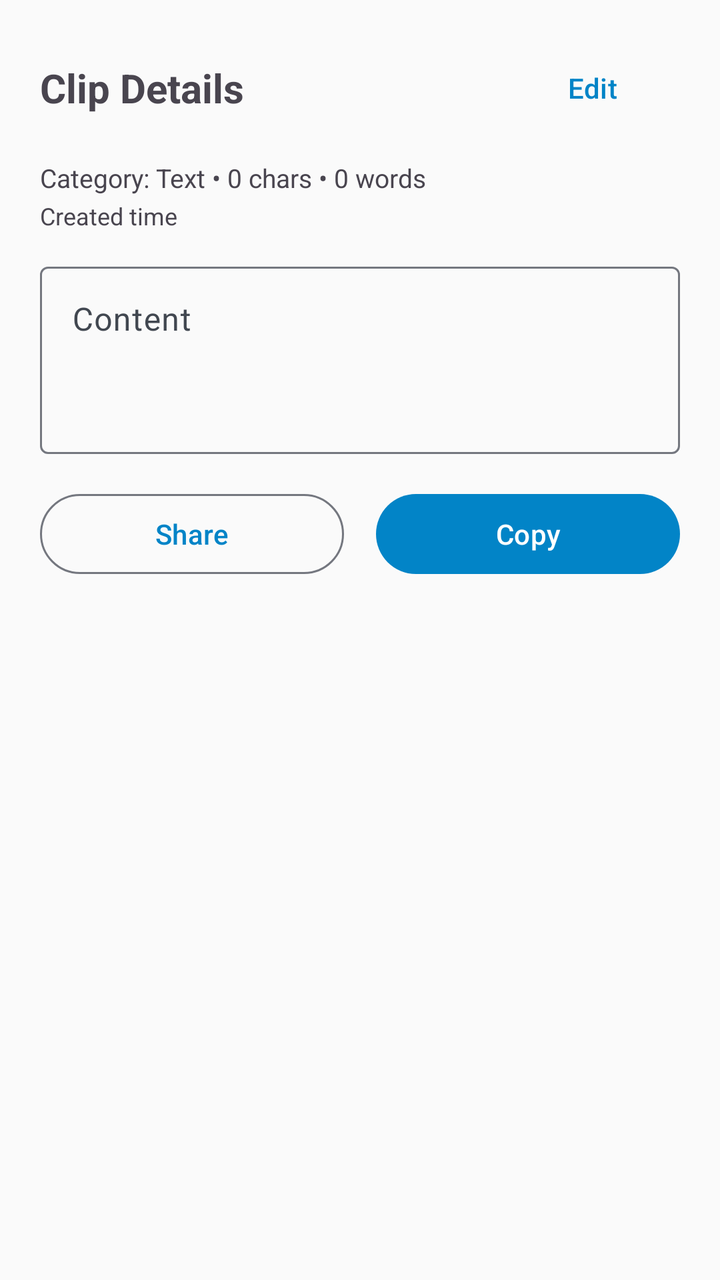
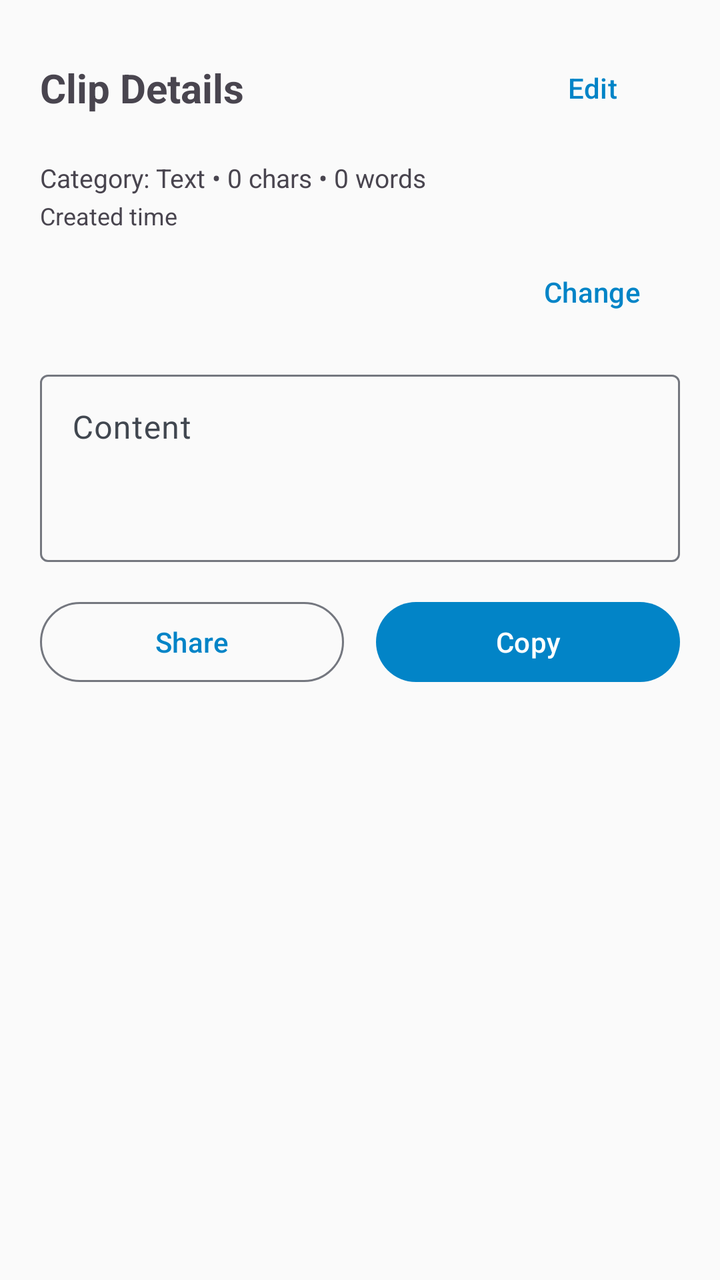

Compare the two renders of this Android layout. The source of the first and the diff that turns it into the second are given below.
<!-- AndroidManifest.xml: application theme Theme.ClipInBox -->
<!-- res/layout/bottom_sheet_clip_actions.xml -->
<?xml version="1.0" encoding="utf-8"?>
<LinearLayout xmlns:android="http://schemas.android.com/apk/res/android"
    xmlns:app="http://schemas.android.com/apk/res-auto"
    android:layout_width="match_parent"
    android:layout_height="wrap_content"
    android:orientation="vertical"
    android:padding="20dp">

    
    <RelativeLayout
        android:layout_width="match_parent"
        android:layout_height="wrap_content"
        android:layout_marginBottom="12dp">

        <TextView
            android:id="@+id/tvSheetTitle"
            android:layout_width="wrap_content"
            android:layout_height="wrap_content"
            android:layout_alignParentStart="true"
            android:layout_centerVertical="true"
            android:text="Clip Details"
            android:textSize="20sp"
            android:textStyle="bold" />

        <Button
            android:id="@+id/btnToggleEdit"
            style="@style/Widget.Material3.Button.TextButton"
            android:layout_width="wrap_content"
            android:layout_height="wrap_content"
            android:layout_alignParentEnd="true"
            android:layout_centerVertical="true"
            android:text="Edit" />
    </RelativeLayout>

    
    <LinearLayout
        android:id="@+id/layoutMetadata"
        android:layout_width="match_parent"
        android:layout_height="wrap_content"
        android:orientation="vertical"
        android:layout_marginBottom="12dp">

        <TextView
            android:id="@+id/tvSheetCategoryCounts"
            android:layout_width="wrap_content"
            android:layout_height="wrap_content"
            android:text="Category: Text • 0 chars • 0 words"
            android:textSize="13sp"
            android:textColor="?android:attr/textColorSecondary" />

        <TextView
            android:id="@+id/tvSheetTimestamp"
            android:layout_width="wrap_content"
            android:layout_height="wrap_content"
            android:layout_marginTop="2dp"
            android:text="Created time"
            android:textSize="12sp"
            android:textColor="?android:attr/textColorSecondary" />
    </LinearLayout>

    
    <com.google.android.material.textfield.TextInputLayout
        style="@style/Widget.Material3.TextInputLayout.OutlinedBox"
        android:layout_width="match_parent"
        android:layout_height="wrap_content"
        android:layout_marginBottom="16dp">

        <com.google.android.material.textfield.TextInputEditText
            android:id="@+id/etClipContent"
            android:layout_width="match_parent"
            android:layout_height="wrap_content"
            android:minLines="3"
            android:maxLines="10"
            android:gravity="top|start"
            android:hint="Content" />
    </com.google.android.material.textfield.TextInputLayout>

    
    <LinearLayout
        android:layout_width="match_parent"
        android:layout_height="wrap_content"
        android:orientation="horizontal">

        <Button
            android:id="@+id/btnSecondaryAction"
            style="@style/Widget.Material3.Button.OutlinedButton"
            android:layout_width="0dp"
            android:layout_height="wrap_content"
            android:layout_weight="1"
            android:layout_marginEnd="8dp"
            android:text="Share" />

        <Button
            android:id="@+id/btnPrimaryAction"
            style="@style/Widget.Material3.Button"
            android:layout_width="0dp"
            android:layout_height="wrap_content"
            android:layout_weight="1"
            android:layout_marginStart="8dp"
            android:text="Copy" />
    </LinearLayout>

</LinearLayout>
<!-- resources referenced by this layout -->
<resources>
  <style name="Theme.ClipInBox" parent="Theme.Material3.DayNight.NoActionBar">
          <item name="colorPrimary">@color/cta_button</item>
          <item name="colorOnPrimary">@color/color_white</item>
          <item name="colorPrimaryContainer">@color/gray_surface_container</item>
          <item name="colorOnPrimaryContainer">@color/gray_on_surface</item>
          <item name="android:windowBackground">@color/gray_surface</item>
          <item name="colorSurface">@color/gray_surface</item>
          <item name="colorOnSurface">@color/gray_on_surface</item>
          <item name="colorOnSurfaceVariant">@color/gray_on_surface_variant</item>
          <item name="colorOutline">@color/gray_outline</item>
          <item name="colorOutlineVariant">@color/gray_outline_variant</item>
      </style>
  <color name="cta_button">#FF0284C7</color>
  <color name="color_white">#FFFFFFFF</color>
  <color name="gray_surface_container">#FFF0F0F4</color>
  <color name="gray_on_surface">#FF1A1C1E</color>
  <color name="gray_surface">#FFFAFAFA</color>
  <color name="gray_on_surface_variant">#FF414750</color>
  <color name="gray_outline">#FF74777F</color>
  <color name="gray_outline_variant">#FFC4C6CF</color>
</resources>

<!-- the commit's change to res/layout/bottom_sheet_clip_actions.xml (unified diff, before → after) -->
@@ -56,6 +56,45 @@
             android:text="Created time"
             android:textSize="12sp"
             android:textColor="?android:attr/textColorSecondary" />
+
+        <LinearLayout
+            android:layout_width="match_parent"
+            android:layout_height="wrap_content"
+            android:layout_marginTop="6dp"
+            android:gravity="center_vertical"
+            android:orientation="horizontal">
+
+            <View
+                android:id="@+id/view_sheet_category_dot"
+                android:layout_width="10dp"
+                android:layout_height="10dp"
+                android:layout_marginEnd="8dp" />
+
+            <TextView
+                android:id="@+id/tv_sheet_category_name"
+                android:layout_width="0dp"
+                android:layout_height="wrap_content"
+                android:layout_weight="1"
+                android:textColor="@color/gray_on_surface"
+                android:textSize="13sp" />
+
+            <Button
+                android:id="@+id/btn_change_category"
+                style="@style/Widget.Material3.Button.TextButton"
+                android:layout_width="wrap_content"
+                android:layout_height="wrap_content"
+                android:text="@string/category_change" />
+
+        </LinearLayout>
+
+        <TextView
+            android:id="@+id/tv_sheet_tags"
+            android:layout_width="wrap_content"
+            android:layout_height="wrap_content"
+            android:layout_marginTop="4dp"
+            android:textColor="@color/gray_on_surface_variant"
+            android:textSize="12sp"
+            android:visibility="gone" />
     </LinearLayout>
 
     
<!-- resource entries referenced after the edit -->
@@ -18,6 +18,7 @@
   <color name="gray_on_surface">#FF1A1C1E</color>
   <color name="gray_surface">#FFFAFAFA</color>
   <color name="gray_on_surface_variant">#FF414750</color>
+  <string name="category_change">Change</string>
   <color name="gray_outline">#FF74777F</color>
   <color name="gray_outline_variant">#FFC4C6CF</color>
 </resources>
